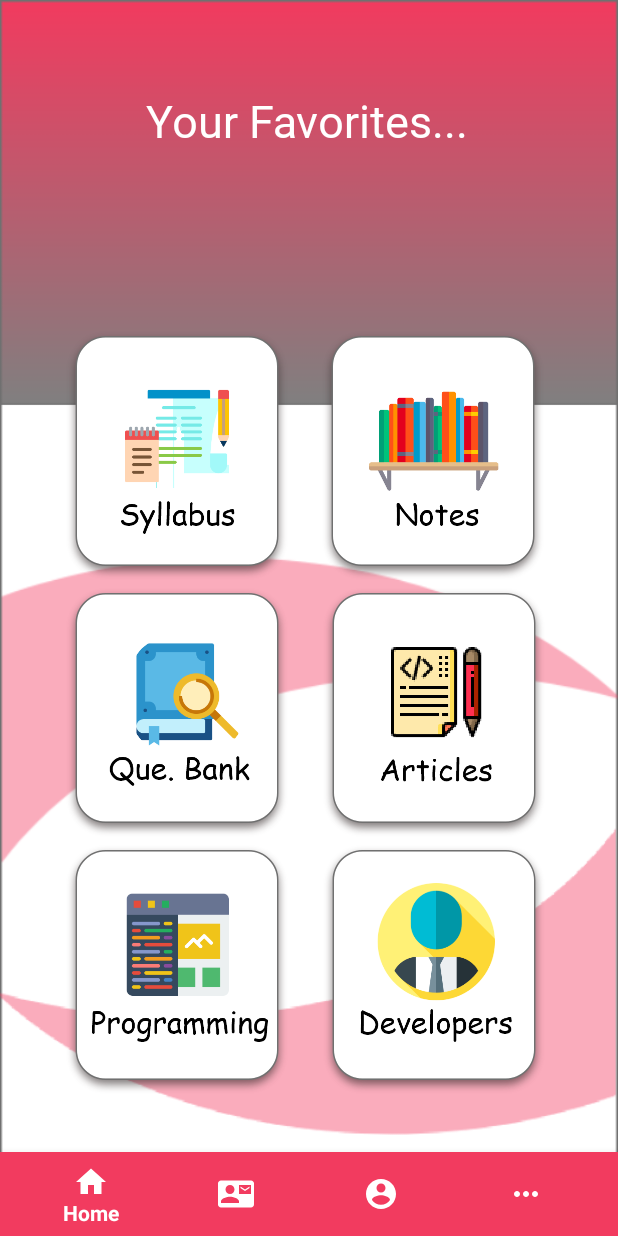
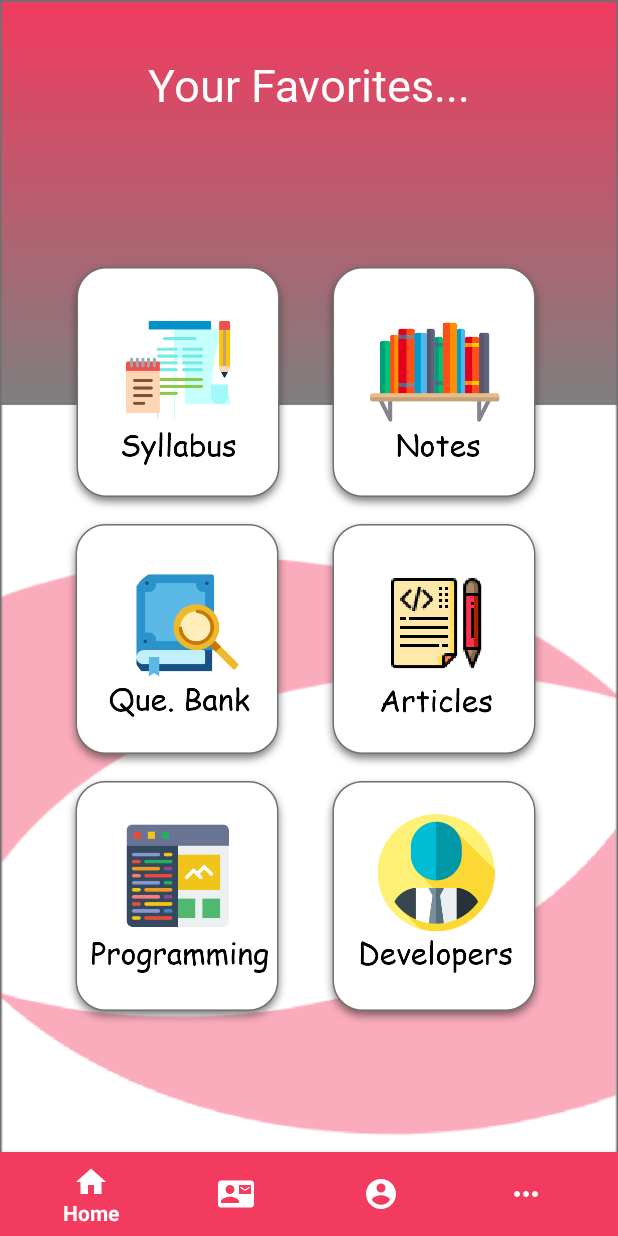
Before and after one commit to Abhi73017/CollegeBuddy, an Android app: the fragment_home screen opened directly, with no data from a screen before it, on a phone screen of 412 x 824 dp. Run offline under Robolectric (Android 15) with nearby library versions, the light colour scheme and no system bars.

Commit message:
constaint improved

```diff
--- a/app/src/main/res/layout/fragment_home.xml
+++ b/app/src/main/res/layout/fragment_home.xml
@@ -11,93 +11,90 @@
         android:id="@+id/btn_syllabus"
         android:layout_width="wrap_content"
         android:layout_height="wrap_content"
-        android:layout_marginEnd="1dp"
+        android:layout_marginEnd="17dp"
         android:background="@drawable/syllabus_background"
         android:elevation="20dp"
         android:textAllCaps="false"
         app:layout_constraintBottom_toTopOf="@+id/btn_que_bank"
         app:layout_constraintEnd_toStartOf="@+id/btn_notes"
-        app:layout_constraintHorizontal_bias="0.716"
-        app:layout_constraintStart_toStartOf="parent"
-        app:layout_constraintTop_toBottomOf="@+id/textView2"
-        app:layout_constraintVertical_bias="1.0" />
+        app:layout_constraintHorizontal_chainStyle="packed"
+        app:layout_constraintStart_toStartOf="parent" />
 
     <Button
         android:id="@+id/btn_notes"
         android:layout_width="wrap_content"
         android:layout_height="wrap_content"
-        android:layout_marginStart="212dp"
+        android:layout_marginEnd="4dp"
         android:background="@drawable/notes_background"
         android:elevation="20dp"
         android:textAllCaps="false"
-        app:layout_constraintBottom_toTopOf="@+id/btn_articles"
         app:layout_constraintEnd_toEndOf="parent"
-        app:layout_constraintHorizontal_bias="0.0"
-        app:layout_constraintStart_toStartOf="parent"
-        app:layout_constraintTop_toBottomOf="@+id/textView2"
-        app:layout_constraintVertical_bias="1.0" />
+        app:layout_constraintStart_toEndOf="@+id/btn_syllabus"
+        app:layout_constraintTop_toTopOf="@+id/btn_syllabus" />
 
     <Button
         android:id="@+id/btn_que_bank"
         android:layout_width="wrap_content"
         android:layout_height="wrap_content"
+        android:layout_marginTop="261dp"
+        android:layout_marginEnd="18dp"
+        android:layout_marginBottom="263dp"
         android:background="@drawable/que_bank_background"
         android:elevation="20dp"
         android:textAllCaps="false"
-        app:layout_constraintBottom_toTopOf="@+id/btn_pro"
+        app:layout_constraintBottom_toBottomOf="parent"
         app:layout_constraintEnd_toStartOf="@+id/btn_articles"
-        app:layout_constraintHorizontal_bias="0.695"
-        app:layout_constraintStart_toStartOf="parent" />
+        app:layout_constraintHorizontal_chainStyle="packed"
+        app:layout_constraintStart_toStartOf="parent"
+        app:layout_constraintTop_toTopOf="@+id/textView2" />
 
     <Button
         android:id="@+id/btn_articles"
         android:layout_width="wrap_content"
         android:layout_height="wrap_content"
-        android:layout_marginEnd="44dp"
+        android:layout_marginEnd="5dp"
         android:background="@drawable/articles_background"
         android:elevation="20dp"
         android:textAllCaps="false"
-        app:layout_constraintBottom_toTopOf="@+id/btn_dev"
         app:layout_constraintEnd_toEndOf="parent"
-        app:layout_constraintHorizontal_bias="0.99"
-        app:layout_constraintStart_toStartOf="parent" />
+        app:layout_constraintStart_toEndOf="@+id/btn_que_bank"
+        app:layout_constraintTop_toBottomOf="@+id/btn_notes" />
 
     <Button
         android:id="@+id/btn_pro"
         android:layout_width="wrap_content"
         android:layout_height="wrap_content"
-        android:layout_marginBottom="92dp"
+        android:layout_marginEnd="18dp"
         android:background="@drawable/pro_background"
         android:elevation="20dp"
         android:textAllCaps="false"
-        app:layout_constraintBottom_toBottomOf="parent"
         app:layout_constraintEnd_toStartOf="@+id/btn_dev"
-        app:layout_constraintHorizontal_bias="0.695"
-        app:layout_constraintStart_toStartOf="parent" />
+        app:layout_constraintHorizontal_chainStyle="packed"
+        app:layout_constraintStart_toStartOf="parent"
+        app:layout_constraintTop_toBottomOf="@+id/btn_que_bank" />
 
     <Button
         android:id="@+id/btn_dev"
         android:layout_width="wrap_content"
         android:layout_height="wrap_content"
-        android:layout_marginEnd="46dp"
-        android:layout_marginBottom="92dp"
+        android:layout_marginEnd="5dp"
         android:background="@drawable/dev_background"
         android:elevation="20dp"
         android:textAllCaps="false"
-        app:layout_constraintBottom_toBottomOf="parent"
-        app:layout_constraintEnd_toEndOf="parent" />
+        app:layout_constraintEnd_toEndOf="parent"
+        app:layout_constraintStart_toEndOf="@+id/btn_pro"
+        app:layout_constraintTop_toBottomOf="@+id/btn_articles" />
 
     <TextView
         android:id="@+id/textView2"
         android:layout_width="wrap_content"
         android:layout_height="wrap_content"
-        android:layout_marginTop="60dp"
+        android:layout_marginTop="36dp"
         android:fontFamily="@font/script"
         android:text="Your Favorites..."
         android:textColor="@color/white"
         android:textSize="30sp"
         app:layout_constraintEnd_toEndOf="parent"
-        app:layout_constraintHorizontal_bias="0.496"
         app:layout_constraintStart_toStartOf="parent"
         app:layout_constraintTop_toTopOf="parent" />
 
```
Also changed, not shown: app/src/main/res/layout/activity_login.xml (+54 -55 lines), app/src/main/res/layout/activity_main.xml (+5 -5 lines).
